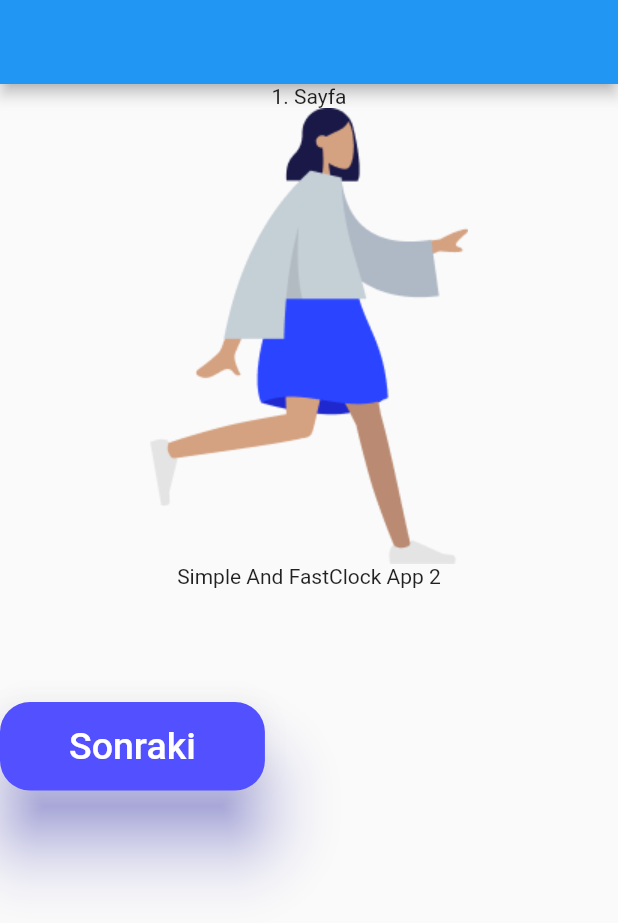
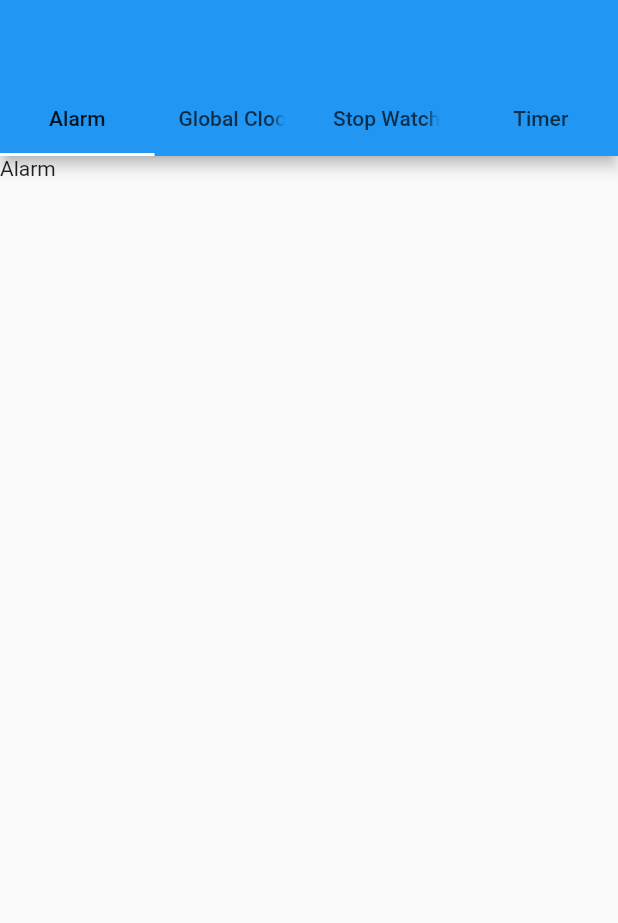
Before and after one commit to alionurozdemir/SimpleClockApp, a Flutter app: the screen it shows after launch, on a phone screen of 412 x 824 dp. Shown: the top 923 px of the screen. Run offline on Flutter 3.47's test engine with Material 2 defaults, Android fonts, the phone set to English and light mode, and no system bars; our stand-ins replace flutter_riverpod, google_fonts.

Commit message:
Google Fonts, Slider, Tabbar

```diff
--- a/lib/core/providers/onboarding_provider.dart
+++ /dev/null
@@ -1,31 +0,0 @@
-import 'package:clockapplication/core/models/slider_model.dart';
-import 'package:flutter/cupertino.dart';
-
-class SplashRiverpood extends ChangeNotifier {
-  List<SliderModel> pages = [
-    SliderModel(
-        title: "1. Sayfa",
-        subTitle: "Simple And FastClock App 2",
-        imagePath: "assets/images/Standing.png"),
-    SliderModel(
-        title: "2. Sayfa",
-        subTitle: "Simple And FastClock App 2 ",
-        imagePath: "assets/images/Standing.png"),
-    SliderModel(
-        title: "3. Sayfa",
-        subTitle: "Simple And FastClock App 3",
-        imagePath: "assets/images/Standing.png"),
-    SliderModel(
-        title: "Welcome To Smart Clock 4",
-        subTitle: "Simple And FastClock App 4",
-        imagePath: "assets/images/Standing.png")
-  ];
-
-  PageController controller = PageController(initialPage: 0);
-
-  int current = 0;
-
-  ucuncuSayfa() {
-    print("Şunda Üçüncü Sayfadasınız");
-  }
-}
--- /dev/null
+++ b/lib/core/providers/slider_provider.dart
@@ -0,0 +1,23 @@
+import 'package:clockapplication/core/models/slider_model.dart';
+import 'package:flutter/cupertino.dart';
+
+class SliderProvider extends ChangeNotifier {
+  List<SliderModel> pages = [
+    SliderModel(
+        title: "Welcome To \n Smart Clock",
+        subTitle: "Simple And Fast  \n Clock App",
+        imagePath: "assets/images/standing1.png"),
+    SliderModel(
+        title: "Welcome To \n Smart Clock",
+        subTitle: "Simple And Fast \n Clock App ",
+        imagePath: "assets/images/standing2.png"),
+  ];
+
+  PageController controller = PageController(initialPage: 0);
+
+  int current = 0;
+
+  ucuncuSayfa() {
+    print("Şunda Üçüncü Sayfadasınız");
+  }
+}
--- a/lib/main.dart
+++ b/lib/main.dart
@@ -1,3 +1,4 @@
+import 'package:clockapplication/ui/pages/home/home_page.dart';
 import 'package:clockapplication/ui/pages/slider/slider_page.dart';
 import 'package:flutter/material.dart';
 import 'package:flutter_riverpod/flutter_riverpod.dart';
@@ -9,9 +10,13 @@ class MyApp extends StatelessWidget {
 
   @override
   Widget build(BuildContext context) {
-    return const MaterialApp(
+    return MaterialApp(
+      debugShowCheckedModeBanner: false,
+      theme: ThemeData(
+        primaryColor: Colors.grey,
+      ),
       title: 'Material App',
-      home: SliderPage(),
+      home: const HomePage(),
     );
   }
 }
--- /dev/null
+++ b/lib/ui/pages/home/home_page.dart
@@ -0,0 +1,34 @@
+import 'package:flutter/material.dart';
+import 'package:flutter_riverpod/flutter_riverpod.dart';
+
+class HomePage extends ConsumerWidget {
+  const HomePage({Key? key}) : super(key: key);
+
+  @override
+  Widget build(BuildContext context, WidgetRef ref) {
+    return DefaultTabController(
+      length: 4,
+      child: Scaffold(
+        appBar: AppBar(
+            bottom: TabBar(
+          tabs: [
+            Tab(
+              text: "Alarm",
+            ),
+            Tab(
+              text: "Global Clock",
+            ),
+            Tab(
+              text: "Stop Watch",
+            ),
+            Tab(
+              text: "Timer",
+            ),
+          ],
+        )),
+        body: TabBarView(
+            children: [Text("Alarm"), Text("Global Clock"), Text("Stop Watch"), Text("Timer")]),
+      ),
+    );
+  }
+}
--- a/lib/ui/pages/slider/slider_page.dart
+++ b/lib/ui/pages/slider/slider_page.dart
@@ -1,49 +1,84 @@
+import 'package:clockapplication/ui/pages/home/home_page.dart';
 import 'package:clockapplication/ui/shared/widgets/custom_button.dart';
-import 'package:clockapplication/core/providers/onboarding_provider.dart';
+import 'package:clockapplication/core/providers/slider_provider.dart';
 import 'package:flutter/material.dart';
+import 'package:flutter/services.dart';
+import 'package:google_fonts/google_fonts.dart';
 import 'package:flutter_riverpod/flutter_riverpod.dart';
 
-final splashRiverpood = ChangeNotifierProvider((ref) => SplashRiverpood());
+final sliderProvider = ChangeNotifierProvider((ref) => SliderProvider());
 
 class SliderPage extends ConsumerWidget {
   const SliderPage({Key? key}) : super(key: key);
 
   @override
   Widget build(BuildContext context, WidgetRef ref) {
-    SplashRiverpood watch = ref.watch(splashRiverpood);
+    var watch = ref.watch(sliderProvider);
 
     return Scaffold(
-      appBar: AppBar(),
+      appBar: AppBar(
+        backgroundColor: Colors.transparent,
+        elevation: 0,
+      ),
       body: Column(
         children: [
-          SizedBox(
-            height: MediaQuery.of(context).size.height / 2,
+          Flexible(
+            flex: 5,
             child: PageView.builder(
               onPageChanged: (value) {
                 watch.current = value;
                 watch.current == 3 ? watch.ucuncuSayfa() : null;
               },
-              itemCount: ref.watch(splashRiverpood).pages.length,
-              controller: ref.watch(splashRiverpood).controller,
+              itemCount: ref.watch(sliderProvider).pages.length,
+              controller: ref.watch(sliderProvider).controller,
               itemBuilder: (context, index) {
                 return Column(
                   children: [
-                    Text(ref.watch(splashRiverpood).pages[index].title),
-                    Image.asset(ref.watch(splashRiverpood).pages[index].imagePath),
-                    Text(ref.watch(splashRiverpood).pages[index].subTitle)
+                    Text(ref.watch(sliderProvider).pages[index].title,
+                        style: GoogleFonts.roboto(
+                          fontSize: 40,
+                          color: const Color(0xFF313131),
+                          fontWeight: FontWeight.w400,
+                        ),
+                        textAlign: TextAlign.start),
+                    const SizedBox(
+                      height: 20,
+                    ),
+                    Image.asset(ref.watch(sliderProvider).pages[index].imagePath),
+                    const SizedBox(
+                      height: 20,
+                    ),
+                    Text(ref.watch(sliderProvider).pages[index].subTitle,
+                        style: GoogleFonts.roboto(
+                          fontSize: 25,
+                          color: const Color(0xFF313131),
+                          fontWeight: FontWeight.w400,
+                        ),
+                        textAlign: TextAlign.center),
                   ],
                 );
               },
             ),
           ),
-          Row(
-            children: [
-              CustomButton(
-                  title: "Sonraki",
-                  onTap: () {
-                    print("Butona Basıldı");
-                  }),
-            ],
+          Flexible(
+            flex: 1,
+            child: Row(
+              mainAxisAlignment: MainAxisAlignment.spaceAround,
+              children: [
+                TextButton(
+                  onPressed: () {
+                    Navigator.push(
+                      context,
+                      MaterialPageRoute(builder: (context) => const HomePage()),
+                    );
+                  },
+                  child: const Text(
+                    "Skip Intro",
+                  ),
+                ),
+                CustomButton(title: "Next", onTap: () {}),
+              ],
+            ),
           )
         ],
       ),
--- a/pubspec.yaml
+++ b/pubspec.yaml
@@ -29,6 +29,7 @@ environment:
 dependencies:
   flutter:
     sdk: flutter
+  google_fonts: ^3.0.0
 
   # The following adds the Cupertino Icons font to your application.
   # Use with the CupertinoIcons class for iOS style icons.
```
Also changed, not shown: assets/images/ali.jpg (deleted), assets/images/standing1.png (renamed from assets/images/Standing.png), assets/images/standing2.png (added), pubspec.lock.
